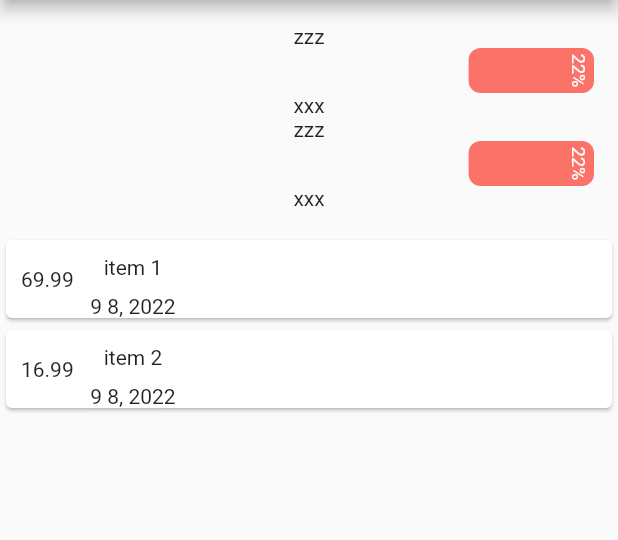
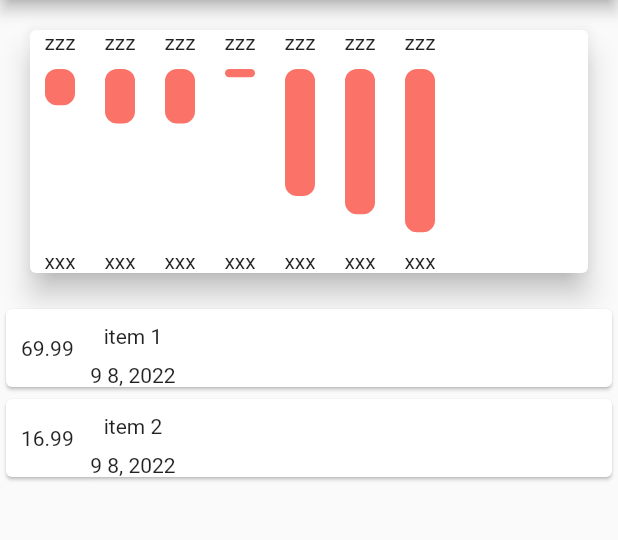
Before and after one commit to Existentio/expenses_accounting_app, a Flutter app: the screen it shows after launch, on a phone screen of 412 x 824 dp, the part 84-624 px from its top. Run offline on Flutter 3.47's test engine with Material 2 defaults, Android fonts, the light colour scheme and no system bars; drawn by our look-alikes of flutter_animation_progress_bar.

Commit message:
1. added contaner for charts, fixed positioning 2. fixed chart placement

```diff
--- a/lib/chart.dart
+++ b/lib/chart.dart
@@ -2,18 +2,24 @@ import 'package:flutter/material.dart';
 import 'package:flutter_animation_progress_bar/flutter_animation_progress_bar.dart';
 
 class Chart extends StatelessWidget {
+  final double currentValue;
+
+  Chart(this.currentValue);
+
   @override
   Widget build(BuildContext context) {
     return Column(
-      mainAxisAlignment: MainAxisAlignment.start,
+      mainAxisAlignment: MainAxisAlignment.center,
       children: [
         Text('zzz'),
-        RotatedBox(
-          quarterTurns: 1,
+        Container(
+          width: 20,
+          margin: EdgeInsets.all(10),
+          height: 110,
           child: FAProgressBar(
             direction: Axis.vertical,
-            currentValue: 22,
-            displayText: '%',
+            verticalDirection: VerticalDirection.down,
+            currentValue: currentValue,
           ),
         ),
         Text('xxx'),
--- a/lib/chart_container.dart
+++ b/lib/chart_container.dart
@@ -4,13 +4,18 @@ import 'package:flutter/material.dart';
 class ChartContainer extends StatelessWidget {
   @override
   Widget build(BuildContext context) {
-    return Container(
-      margin: EdgeInsets.all(16),
-      child: Column(
+    return Card(
+      margin: EdgeInsets.all(20),
+      elevation: 8,
+      child: Row(
         children: [
-          Chart(),
-          Chart(),
-
+          Chart(22),
+          Chart(33),
+          Chart(33),
+          Chart(5),
+          Chart(77),
+          Chart(88),
+          Chart(99),
         ],
       ),
     );
--- a/lib/main.dart
+++ b/lib/main.dart
@@ -28,7 +28,7 @@ class MyHomePage extends StatelessWidget {
         title: Text('Personal Expenses'),
       ),
       body: Column(
-        crossAxisAlignment: CrossAxisAlignment.center,
+        // crossAxisAlignment: CrossAxisAlignment.center,
         children: <Widget>[
           ChartContainer(),
           TransactionItem(transactions),
```
